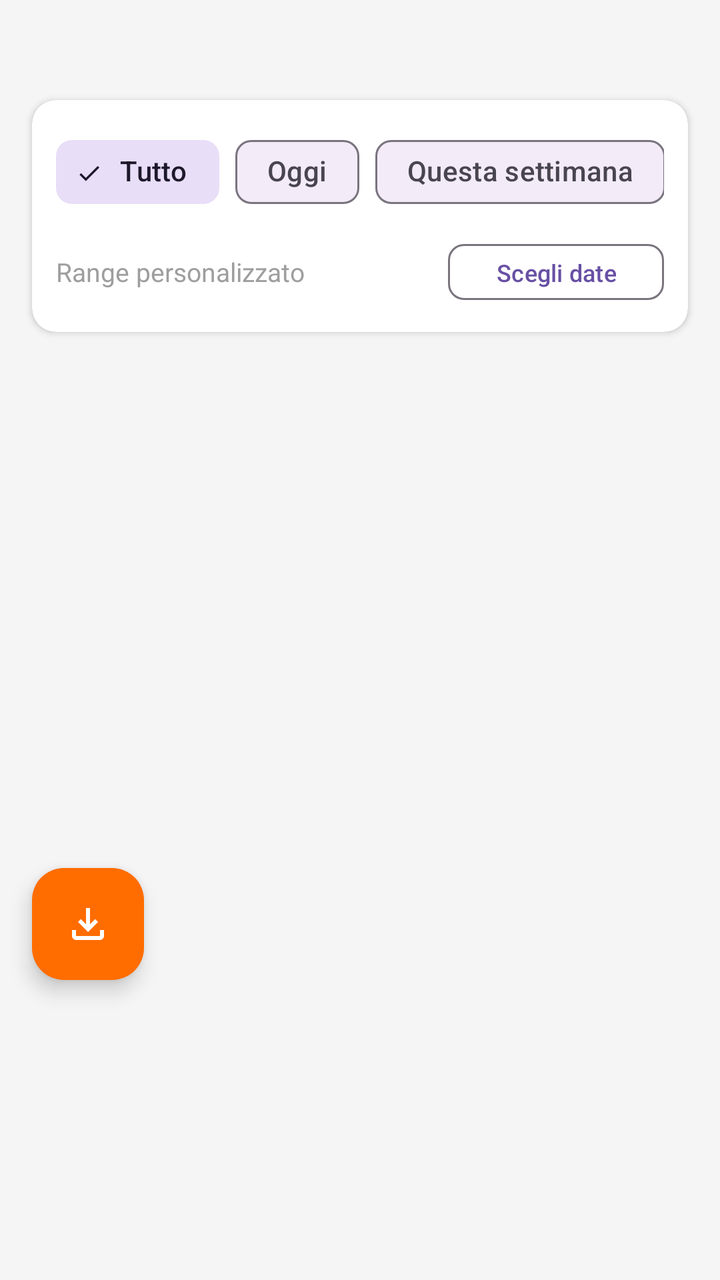
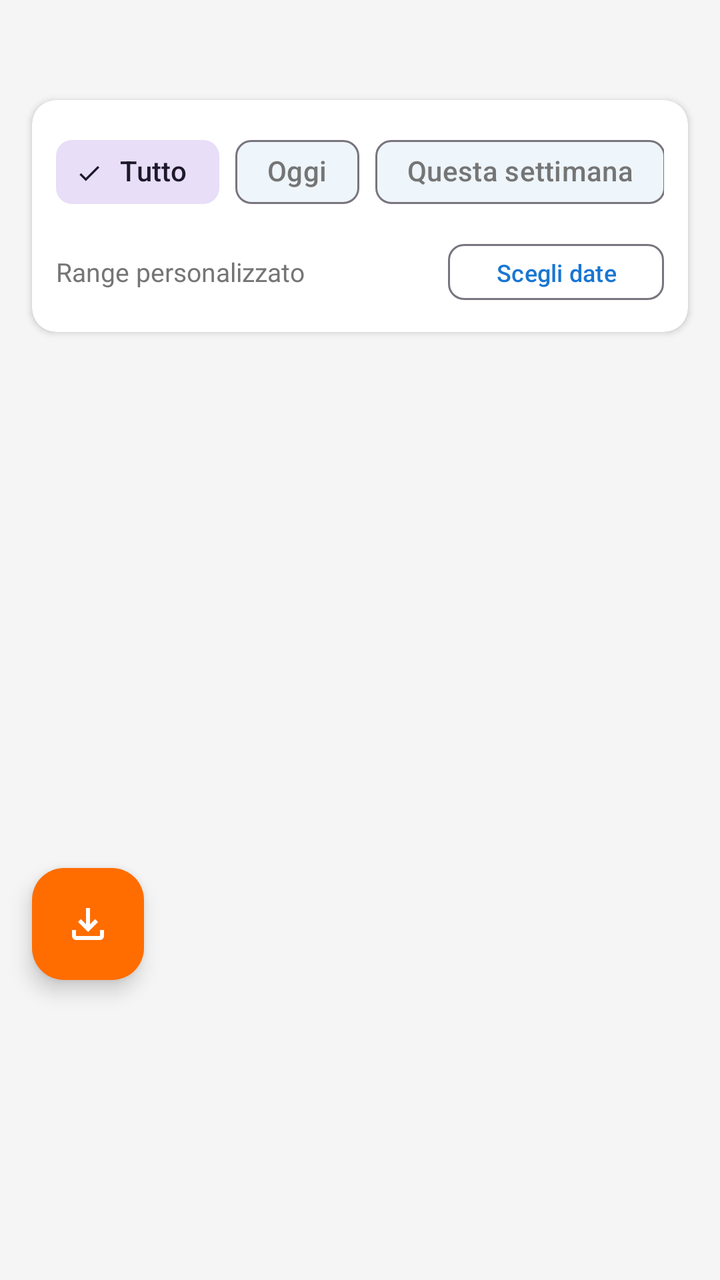

The first picture is an Android layout as it rendered before a commit; the second is the same layout after the commit. The layout source and the unified diff follow.
<!-- AndroidManifest.xml: application theme Theme.Progetto_mobile -->
<!-- res/layout/fragment_history.xml -->
<?xml version="1.0" encoding="utf-8"?>
<FrameLayout
    xmlns:android="http://schemas.android.com/apk/res/android"
    xmlns:app="http://schemas.android.com/apk/res-auto"
    android:layout_width="match_parent"
    android:layout_height="match_parent">
    <LinearLayout
        xmlns:android="http://schemas.android.com/apk/res/android"
        xmlns:app="http://schemas.android.com/apk/res-auto"
        android:layout_width="match_parent"
        android:layout_height="match_parent"
        android:orientation="vertical"
        android:background="#F5F5F5">

        
        <androidx.cardview.widget.CardView
            android:layout_width="match_parent"
            android:layout_height="wrap_content"
            android:layout_marginHorizontal="16dp"
            android:layout_marginTop="50dp"
            android:layout_marginBottom="20dp"
            app:cardCornerRadius="12dp"
            app:cardElevation="2dp"
            app:cardBackgroundColor="@android:color/white">

            <LinearLayout
                android:layout_width="match_parent"
                android:layout_height="wrap_content"
                android:orientation="vertical"
                android:padding="12dp">

                
                <HorizontalScrollView
                    android:layout_width="match_parent"
                    android:layout_height="wrap_content"
                    android:scrollbars="none"
                    android:layout_marginBottom="8dp">

                    <LinearLayout
                        android:layout_width="wrap_content"
                        android:layout_height="wrap_content"
                        android:orientation="horizontal">

                        <com.google.android.material.chip.ChipGroup
                            android:id="@+id/chip_group_filters"
                            android:layout_width="wrap_content"
                            android:layout_height="wrap_content"
                            app:singleSelection="true"
                            app:selectionRequired="true">

                            <com.google.android.material.chip.Chip
                                android:id="@+id/chip_all"
                                style="@style/Widget.Material3.Chip.Filter"
                                android:layout_width="wrap_content"
                                android:layout_height="wrap_content"
                                android:text="Tutto"
                                android:checked="true" />

                            <com.google.android.material.chip.Chip
                                android:id="@+id/chip_today"
                                style="@style/Widget.Material3.Chip.Filter"
                                android:layout_width="wrap_content"
                                android:layout_height="wrap_content"
                                android:text="Oggi" />

                            <com.google.android.material.chip.Chip
                                android:id="@+id/chip_this_week"
                                style="@style/Widget.Material3.Chip.Filter"
                                android:layout_width="wrap_content"
                                android:layout_height="wrap_content"
                                android:text="Questa settimana" />

                            <com.google.android.material.chip.Chip
                                android:id="@+id/chip_last_7"
                                style="@style/Widget.Material3.Chip.Filter"
                                android:layout_width="wrap_content"
                                android:layout_height="wrap_content"
                                android:text="Ultimi 7 giorni" />

                            <com.google.android.material.chip.Chip
                                android:id="@+id/chip_this_month"
                                style="@style/Widget.Material3.Chip.Filter"
                                android:layout_width="wrap_content"
                                android:layout_height="wrap_content"
                                android:text="Questo mese" />

                            <com.google.android.material.chip.Chip
                                android:id="@+id/chip_last_30"
                                style="@style/Widget.Material3.Chip.Filter"
                                android:layout_width="wrap_content"
                                android:layout_height="wrap_content"
                                android:text="Ultimi 30 giorni" />

                            <com.google.android.material.chip.Chip
                                android:id="@+id/chip_last_365"
                                style="@style/Widget.Material3.Chip.Filter"
                                android:layout_width="wrap_content"
                                android:layout_height="wrap_content"
                                android:text="Ultimo anno" />

                        </com.google.android.material.chip.ChipGroup>
                    </LinearLayout>
                </HorizontalScrollView>

                
                <LinearLayout
                    android:layout_width="match_parent"
                    android:layout_height="wrap_content"
                    android:orientation="horizontal"
                    android:gravity="center_vertical">

                    <TextView
                        android:id="@+id/tv_custom_range"
                        android:layout_width="0dp"
                        android:layout_height="wrap_content"
                        android:layout_weight="1"
                        android:text="Range personalizzato"
                        android:textColor="#9E9E9E"
                        android:textSize="13sp" />

                    <com.google.android.material.button.MaterialButton
                        android:id="@+id/btn_custom_range"
                        style="@style/Widget.Material3.Button.OutlinedButton"
                        android:layout_width="wrap_content"
                        android:layout_height="36dp"
                        android:text="Scegli date"
                        android:textSize="12sp"
                        app:cornerRadius="8dp" />

                </LinearLayout>
            </LinearLayout>
        </androidx.cardview.widget.CardView>

        
        <androidx.recyclerview.widget.RecyclerView
            android:id="@+id/rv_history"
            android:layout_width="match_parent"
            android:layout_height="0dp"
            android:layout_weight="1"
            android:paddingBottom="200dp"
            android:clipToPadding="false" />

        
        <TextView
            android:id="@+id/tv_empty"
            android:layout_width="match_parent"
            android:layout_height="0dp"
            android:layout_weight="1"
            android:gravity="center"
            android:text="Nessuna spesa nel periodo selezionato"
            android:textColor="#9E9E9E"
            android:visibility="gone" />

    </LinearLayout>

    
    <com.google.android.material.floatingactionbutton.FloatingActionButton
        android:id="@+id/fab_export_pdf"
        android:layout_width="wrap_content"
        android:layout_height="wrap_content"
        android:layout_gravity="bottom|start"
        android:layout_marginStart="16dp"
        android:layout_marginBottom="150dp"
        android:contentDescription="Esporta PDF"
        app:srcCompat="@drawable/ic_export"
        app:backgroundTint="#FF6D00"
        app:tint="@android:color/white"
        app:elevation="6dp" />

</FrameLayout>
<!-- resources referenced by this layout -->
<resources>
  <!-- drawable ic_export (drawable) -->
  <vector xmlns:android="http://schemas.android.com/apk/res/android" android:height="24dp" android:tint="#000000" android:viewportHeight="960" android:viewportWidth="960" android:width="24dp">
        
      <path android:fillColor="@android:color/white" android:pathData="M480,640L280,440L336,382L440,486L440,160L520,160L520,486L624,382L680,440L480,640ZM240,800Q207,800 183.5,776.5Q160,753 160,720L160,600L240,600L240,720Q240,720 240,720Q240,720 240,720L720,720Q720,720 720,720Q720,720 720,720L720,600L800,600L800,720Q800,753 776.5,776.5Q753,800 720,800L240,800Z"/>
      
  </vector>
  <style name="Theme.Progetto_mobile" parent="Base.Theme.Progetto_mobile" />
  <style name="Base.Theme.Progetto_mobile" parent="Theme.Material3.DayNight.NoActionBar">
      </style>
</resources>

<!-- the commit's change to res/layout/fragment_history.xml (unified diff, before → after) -->
@@ -10,7 +10,7 @@
         android:layout_width="match_parent"
         android:layout_height="match_parent"
         android:orientation="vertical"
-        android:background="#F5F5F5">
+        android:background="@color/color_background">
 
         
         <androidx.cardview.widget.CardView
@@ -21,7 +21,7 @@
             android:layout_marginBottom="20dp"
             app:cardCornerRadius="12dp"
             app:cardElevation="2dp"
-            app:cardBackgroundColor="@android:color/white">
+            app:cardBackgroundColor="@color/color_surface">
 
             <LinearLayout
                 android:layout_width="match_parent"
@@ -115,7 +115,7 @@
                         android:layout_height="wrap_content"
                         android:layout_weight="1"
                         android:text="Range personalizzato"
-                        android:textColor="#9E9E9E"
+                        android:textColor="@color/color_on_surface_secondary"
                         android:textSize="13sp" />
 
                     <com.google.android.material.button.MaterialButton
@@ -148,7 +148,7 @@
             android:layout_weight="1"
             android:gravity="center"
             android:text="Nessuna spesa nel periodo selezionato"
-            android:textColor="#9E9E9E"
+            android:textColor="@color/color_on_surface_secondary"
             android:visibility="gone" />
 
     </LinearLayout>
<!-- resource entries referenced after the edit -->
@@ -1,5 +1,8 @@
 <!-- resources referenced by this layout -->
 <resources>
+  <color name="color_background">#F5F5F5</color>
+  <color name="color_on_surface_secondary">#757575</color>
+  <color name="color_surface">#FFFFFF</color>
   <!-- drawable ic_export (drawable) -->
   <vector xmlns:android="http://schemas.android.com/apk/res/android" android:height="24dp" android:tint="#000000" android:viewportHeight="960" android:viewportWidth="960" android:width="24dp">
         
@@ -8,6 +11,18 @@
   </vector>
   <style name="Theme.Progetto_mobile" parent="Base.Theme.Progetto_mobile" />
   <style name="Base.Theme.Progetto_mobile" parent="Theme.Material3.DayNight.NoActionBar">
+          <item name="colorPrimary">@color/primary</item>
+          <item name="colorPrimaryDark">@color/primary_dark</item>
+          <item name="colorAccent">@color/accent</item>
+          
+          <item name="android:colorBackground">@color/color_background</item>
+          <item name="colorSurface">@color/color_surface</item>
+          <item name="colorOnSurface">@color/color_on_surface</item>
+          <item name="colorOnSurfaceVariant">@color/color_on_surface_secondary</item>
       </style>
+  <color name="primary">#1976D2</color>
+  <color name="primary_dark">#1565C0</color>
+  <color name="accent">#FF6D00</color>
+  <color name="color_on_surface">#212121</color>
 </resources>
 
